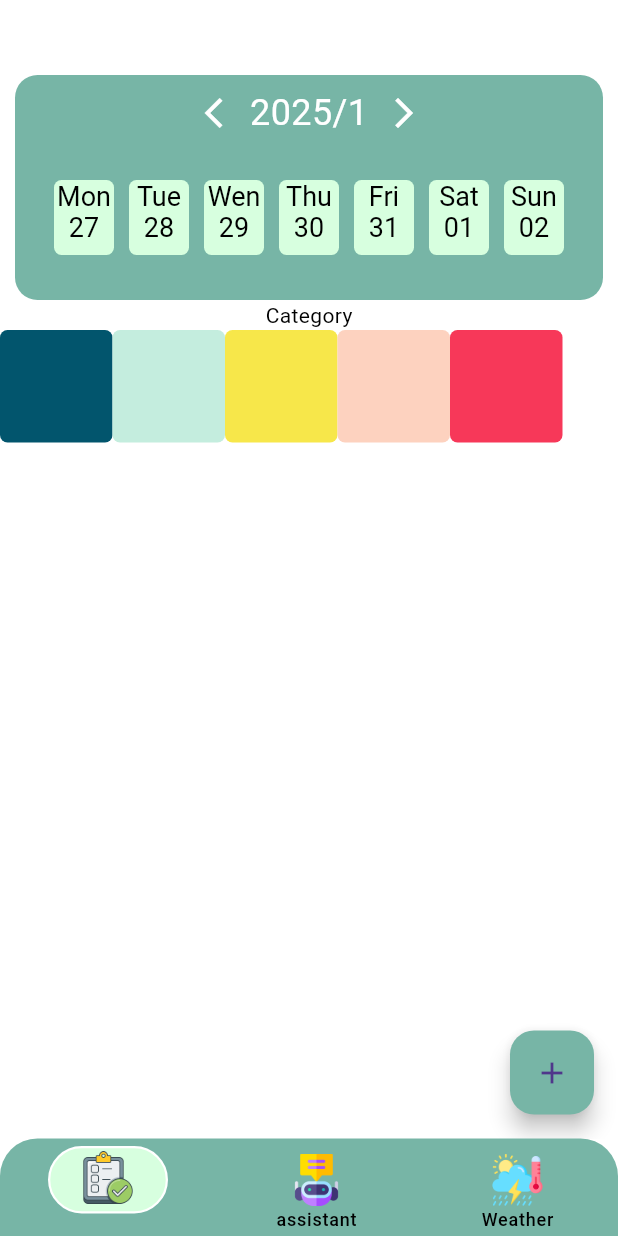
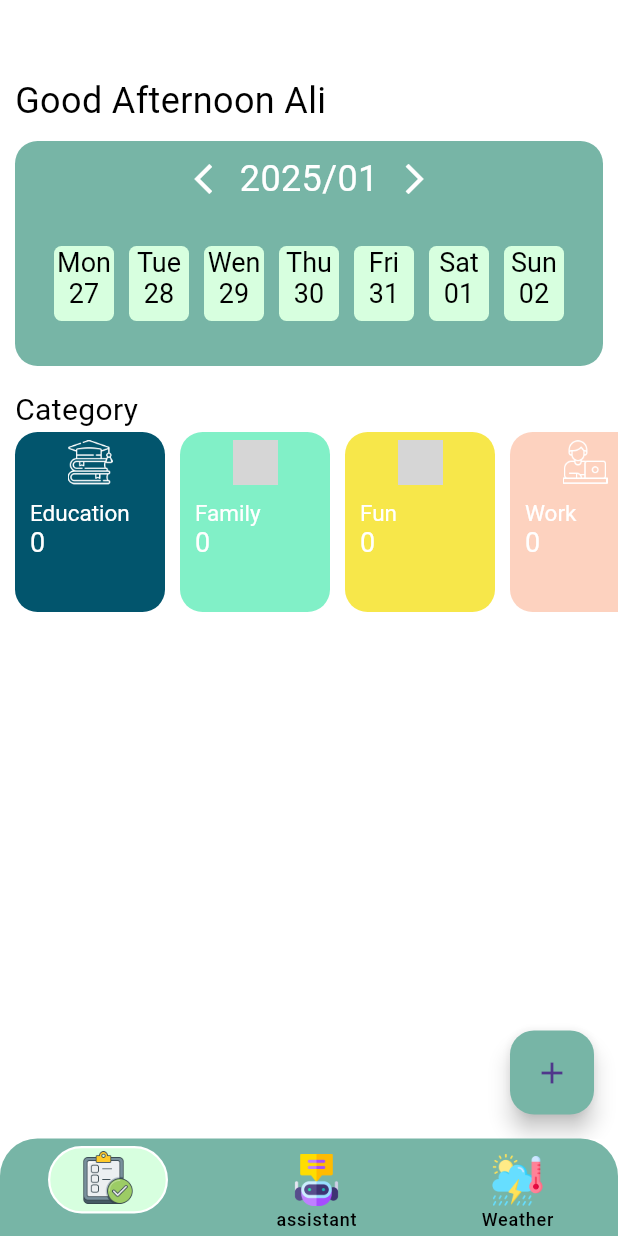
Before and after one commit to mahmoudFawzee/ai_assistant_app, a Flutter app: the ToDoScreen screen opened by its route, on a phone screen of 412 x 824 dp. Run offline on Flutter 3.47's test engine with Material 3 defaults, Android fonts, the light colour scheme and no system bars; our stand-ins replace equatable, flutter_bloc, geolocator, go_router, shared_preferences, sqflite; accounts and stored records are empty; generated files the repository leaves out were written again; grey boxes are pictures that could not be loaded.

Commit message:
work on category ui

```diff
--- a/lib/data/key/sqflite_keys.dart
+++ b/lib/data/key/sqflite_keys.dart
@@ -12,7 +12,7 @@ final class SqfliteKeys {
   static const family = 'family';
   static const other = 'other';
   static const work = 'work';
-  static const entertainment = 'entertainment';
+  static const fun = 'fun';
 
   static const messages = 'messages';
   static const messagesTable = 'messages_table';
--- a/lib/data/models/tasks/category.dart
+++ b/lib/data/models/tasks/category.dart
@@ -6,21 +6,20 @@ import 'package:flutter_gen/gen_l10n/app_localizations.dart';
 final class Category {
   final String imagePath;
   final CategoryEnum category;
- final int numberOfTasks;
+  final int numberOfTasks;
   Category({
     required this.imagePath,
     required this.category,
     required this.numberOfTasks,
   });
 
-
   String getCategoryTitle(BuildContext context) {
     final appLocalizations = AppLocalizations.of(context)!;
     switch (category) {
       case CategoryEnum.education:
         return appLocalizations.education;
-      case CategoryEnum.entertainment:
-        return appLocalizations.entertainment;
+      case CategoryEnum.fun:
+        return appLocalizations.fun;
       case CategoryEnum.family:
         return appLocalizations.family;
       case CategoryEnum.work:
@@ -30,15 +29,15 @@ final class Category {
         return appLocalizations.other;
     }
   }
-static Color getCategoryColor(CategoryEnum cat) {
 
+  static Color getCategoryColor(CategoryEnum cat) {
     switch (cat) {
       case CategoryEnum.education:
         return ColorsManger.educationColor;
-      case CategoryEnum.entertainment:
-        return ColorsManger.entertainmentColor;
+      case CategoryEnum.fun:
+        return ColorsManger.funColor;
       case CategoryEnum.family:
-        return ColorsManger.familyColor;
+        return const Color.fromARGB(255, 129, 240, 199);
       case CategoryEnum.work:
         return ColorsManger.workColor;
 
@@ -47,15 +46,14 @@ static Color getCategoryColor(CategoryEnum cat) {
     }
   }
 
-
   static String categoryToJson(CategoryEnum cat) {
     switch (cat) {
       case CategoryEnum.education:
         return SqfliteKeys.education;
       case CategoryEnum.family:
         return SqfliteKeys.family;
-      case CategoryEnum.entertainment:
-        return SqfliteKeys.entertainment;
+      case CategoryEnum.fun:
+        return SqfliteKeys.fun;
       case CategoryEnum.work:
         return SqfliteKeys.work;
 
@@ -70,8 +68,8 @@ static Color getCategoryColor(CategoryEnum cat) {
         return CategoryEnum.education;
       case SqfliteKeys.family:
         return CategoryEnum.family;
-      case SqfliteKeys.entertainment:
-        return CategoryEnum.entertainment;
+      case SqfliteKeys.fun:
+        return CategoryEnum.fun;
       case SqfliteKeys.work:
         return CategoryEnum.work;
 
@@ -84,7 +82,7 @@ static Color getCategoryColor(CategoryEnum cat) {
 enum CategoryEnum {
   education,
   work,
-  entertainment,
+  fun,
   family,
   other,
 }
--- a/lib/l10n/app_ar.arb
+++ b/lib/l10n/app_ar.arb
@@ -18,6 +18,6 @@
     "education": "تعليمي",
     "family": "العائلة",
     "work": "العمل",
-    "entertainment": "الترفيه",
+    "fun": "الترفيه",
     "other": "غير ذلك"
 }
--- a/lib/l10n/app_en.arb
+++ b/lib/l10n/app_en.arb
@@ -74,8 +74,8 @@
   "@work": {
     "description": "the category of work"
   },
-  "entertainment": "Entertainment",
-  "@entertainment": {
+  "fun": "Fun",
+  "@fun": {
     "description": "the category of entertainment"
   },
   "other": "Other",
--- a/lib/logic/tasks/category_cubit/category_cubit.dart
+++ b/lib/logic/tasks/category_cubit/category_cubit.dart
@@ -1,6 +1,5 @@
 import 'package:ai_assistant_app/data/models/tasks/category.dart';
 import 'package:ai_assistant_app/data/services/tasks/category_service.dart';
-import 'package:flutter/material.dart';
 import 'package:flutter_bloc/flutter_bloc.dart';
 import 'package:equatable/equatable.dart';
 
@@ -9,8 +8,8 @@ part 'category_state.dart';
 class CategoryCubit extends Cubit<CategoryState> {
   CategoryCubit() : super(const CategoryInitial());
   final _categoryService = CategoryService();
-  void getCategories(BuildContext context) async {
-    final categories = await _categoryService.getCategoriesList(context);
+  void getCategories() async {
+    final categories = await _categoryService.getCategoriesList();
     emit(GotAllCategoriesState(categories));
   }
 }
--- a/lib/view/routes/router.dart
+++ b/lib/view/routes/router.dart
@@ -47,12 +47,12 @@ final router = GoRouter(
               return MultiBlocProvider(
                 providers: [
                   BlocProvider(
-                    create: (context) =>
+                    create: (_) =>
                         WelcomeMessageCubit()..getWelcomeMessage(context),
                   ),
                   BlocProvider(
                     create: (context) =>
-                        CategoryCubit()..getCategories(context),
+                        CategoryCubit()..getCategories(),
                   ),
                   BlocProvider(
                     create: (context) => CalenderCubit()..initCalender(),
--- a/lib/view/theme/color_manger.dart
+++ b/lib/view/theme/color_manger.dart
@@ -2,11 +2,13 @@ import 'package:flutter/material.dart';
 
 final class ColorsManger {
   static const white = Colors.white;
+  static const whiteOp140 = Color.fromARGB(140, 255, 255, 255);
   static const black = Colors.black;
+  static const blackOp121 = Color.fromARGB(19, 0, 0, 0);
   static const aiMessageColor = Color(0xffD7FFDF);
   static const myMessageColor = Color(0xff77B5A6);
   static const blue = Color.fromARGB(255, 0, 132, 99);
-  static const entertainmentColor = Color(0xffF7E74A);
+  static const funColor = Color(0xffF7E74A);
   static const familyColor = Color(0xffC4EDDE);
   static const workColor = Color(0xffFDD2BF);
   static const educationColor = Color(0xff02556D);
--- a/lib/view/widgets/custom_calender.dart
+++ b/lib/view/widgets/custom_calender.dart
@@ -52,7 +52,7 @@ class CustomCalender extends StatelessWidget {
                             ),
                           ),
                           Text(
-                            '${week.year}/${week.month}',
+                            '${week.year}/${(week.month).toString().padLeft(2, '0')}',
                             style: const TextStyle(
                               color: ColorsManger.white,
                               fontSize: 24,
--- a/pubspec.yaml
+++ b/pubspec.yaml
@@ -74,6 +74,7 @@ flutter:
   # To add assets to your application, add an assets section, like this:
   assets:
     - assets/images/
+    - assets/images/categories/
 
   # An image asset can refer to one or more resolution-specific "variants", see
   # https://flutter.dev/assets-and-images/#resolution-aware
```
Also changed, not shown: lib/data/services/tasks/category_service.dart (+3 -7 lines), lib/logic/tasks/welcome_message_cubit/welcome_message_cubit.dart (+10 -3 lines), lib/view/screens/home/todo_page.dart (+102 -39 lines).
